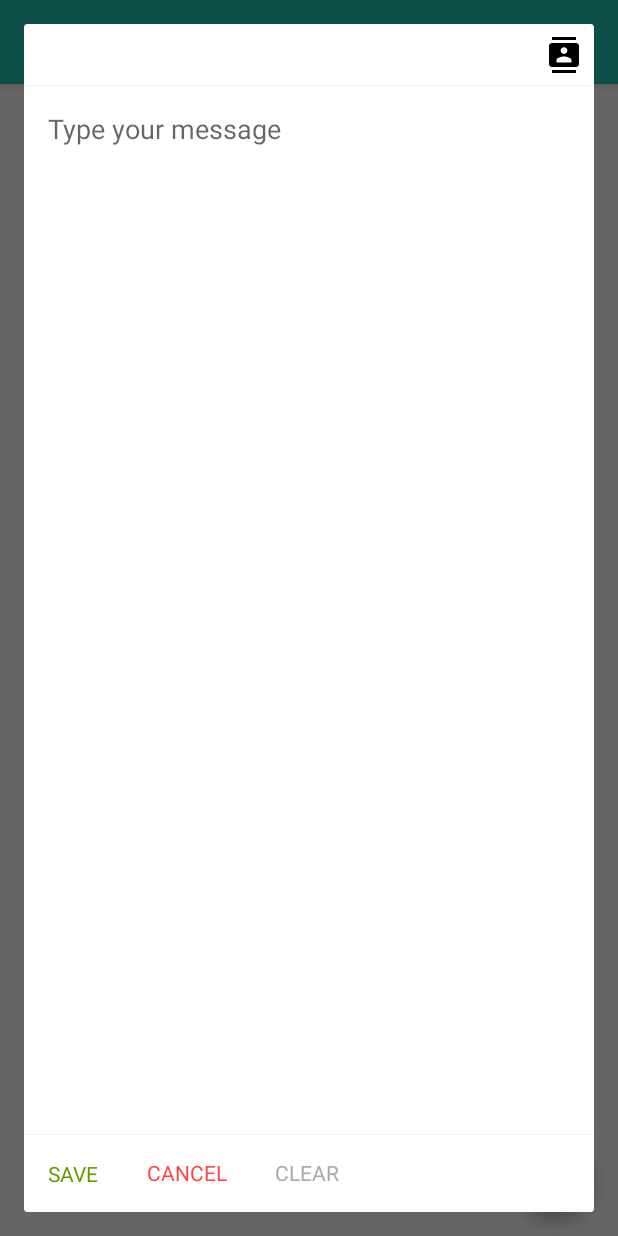
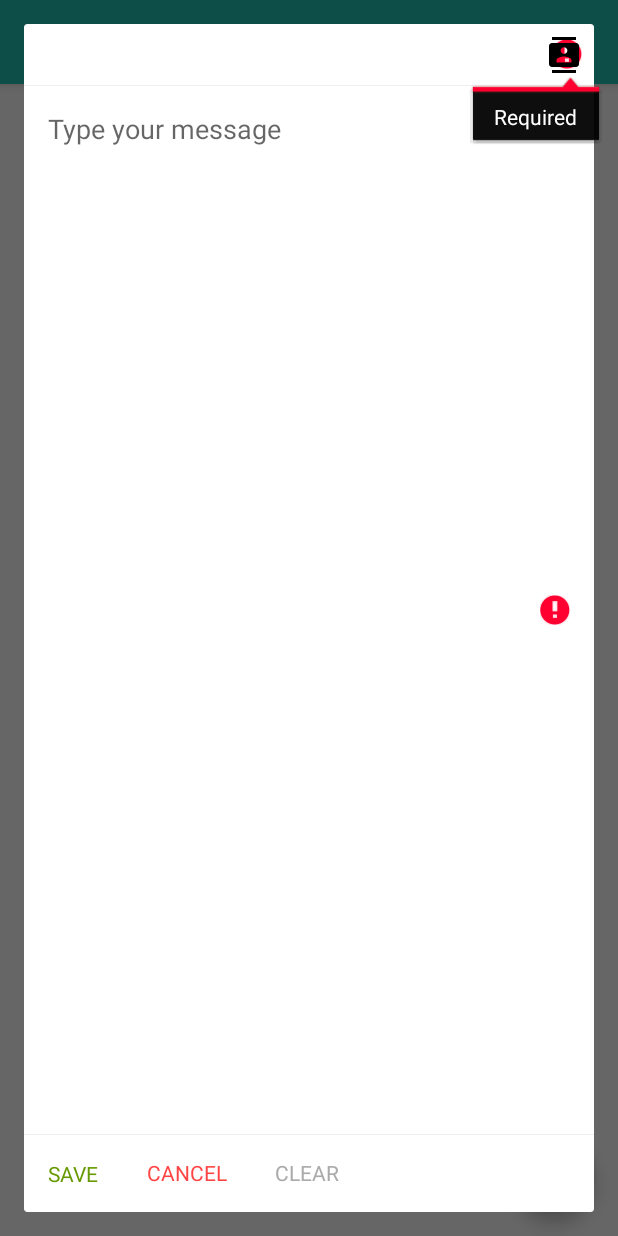
Before and after one commit to alokomkar/sortedMessage, an Android app: the fragment MessageFragment placed in its activity, after a tap on "SAVE", on a phone screen of 412 x 824 dp. Run offline under Robolectric (Android 15) with nearby library versions, the phone set to English and light mode, and no system bars; libraries missing offline, so code that uses them is left out: com.evernote.android; 3 statements that could not run were skipped.

Commit message:
Handled crashes gracefully

```diff
--- a/app/src/main/java/com/sortedqueue/messageplus/ContentRVAdapter.kt
+++ b/app/src/main/java/com/sortedqueue/messageplus/ContentRVAdapter.kt
@@ -32,6 +32,9 @@ class ContentRVAdapter(private val messageList: ArrayList<MessageTitle>,
         holder?.contentTv?.text = messageTitle.messageContent
         if( messageTitle.scheduleTime != 0L ) {
             holder?.titleTv?.text = "Scheduled at : " + dateTimeFormat.format(Date(messageList[position].scheduleTime))
+            if( messageTitle.contacts.isNotEmpty() ) {
+                holder?.titleTv?.text = "Scheduled at : " + dateTimeFormat.format(Date(messageList[position].scheduleTime)) + " to be sent to " + messageTitle.contacts
+            }
             if( messageTitle.scheduleTime < Calendar.getInstance().timeInMillis ) {
                 holder?.ivAlarm?.setImageResource(R.drawable.ic_done_all_black_24dp)
             }
@@ -41,6 +44,9 @@ class ContentRVAdapter(private val messageList: ArrayList<MessageTitle>,
         }
         else {
             holder?.titleTv?.text = "Added on : " + dateTimeFormat.format(Date(messageList[position].messageId))
+            if( messageTitle.contacts.isNotEmpty() ) {
+                holder?.titleTv?.text = "Added on : " + dateTimeFormat.format(Date(messageList[position].scheduleTime)) + " to be sent to " + messageTitle.contacts
+            }
             holder?.ivAlarm?.setImageResource(R.drawable.ic_alarm_off_black_24dp)
         }
 
--- a/app/src/main/java/com/sortedqueue/messageplus/utils/MessageFragment.kt
+++ b/app/src/main/java/com/sortedqueue/messageplus/utils/MessageFragment.kt
@@ -16,6 +16,7 @@ import android.content.Intent
 import android.app.Activity.RESULT_OK
 import android.database.Cursor
 import android.util.Log
+import android.widget.Toast
 
 
 /**
@@ -38,10 +39,24 @@ class MessageFragment : DialogFragment() {
         messageTitle = arguments.getParcelable<MessageTitle>(MESSAGE_LIST)
 
         etMessage.setText( messageTitle.messageContent )
+        etContacts.setText( messageTitle.contacts )
 
         (tvSave).setOnClickListener {
-            messageTitle.messageContent = etMessage.text.toString()
-            messageListener.onSuccess( messageTitle )
+            etContacts.error = ""
+            var isErrorFound = false
+            if( etContacts.text.isEmpty() ) {
+                etContacts.error = "Required"
+                isErrorFound = true
+            }
+            if( etMessage.text.isEmpty() ) {
+                etMessage.error = "Required"
+                isErrorFound = true
+            }
+            if( !isErrorFound ) {
+                messageTitle.contacts = etContacts.text.toString()
+                messageTitle.messageContent = etMessage.text.toString()
+                messageListener.onSuccess( messageTitle )
+            }
         }
         (tvCancel).setOnClickListener {
             messageListener.onCancel()
--- a/app/src/main/res/layout/item_message.xml
+++ b/app/src/main/res/layout/item_message.xml
@@ -21,7 +21,8 @@
             android:layout_width="match_parent"
             android:layout_height="wrap_content"
             android:text="@string/app_name"
-            tools:text="Scheduled at 02 January 2018, 09:00 AM"
+            android:maxLines="3"
+            tools:text="Scheduled at 02 January 2018, 09:00 AM to be sent to Alok : 24234234234, Yogitha : 23423423, Apoorva : 342423"
             style="@style/Base.TextAppearance.AppCompat.Small"
             android:textColor="@android:color/black"
             android:padding="@dimen/mini_padding"
```
Also changed, not shown: app/src/main/java/com/sortedqueue/messageplus/base/CPJob.kt (+19 -8 lines).
